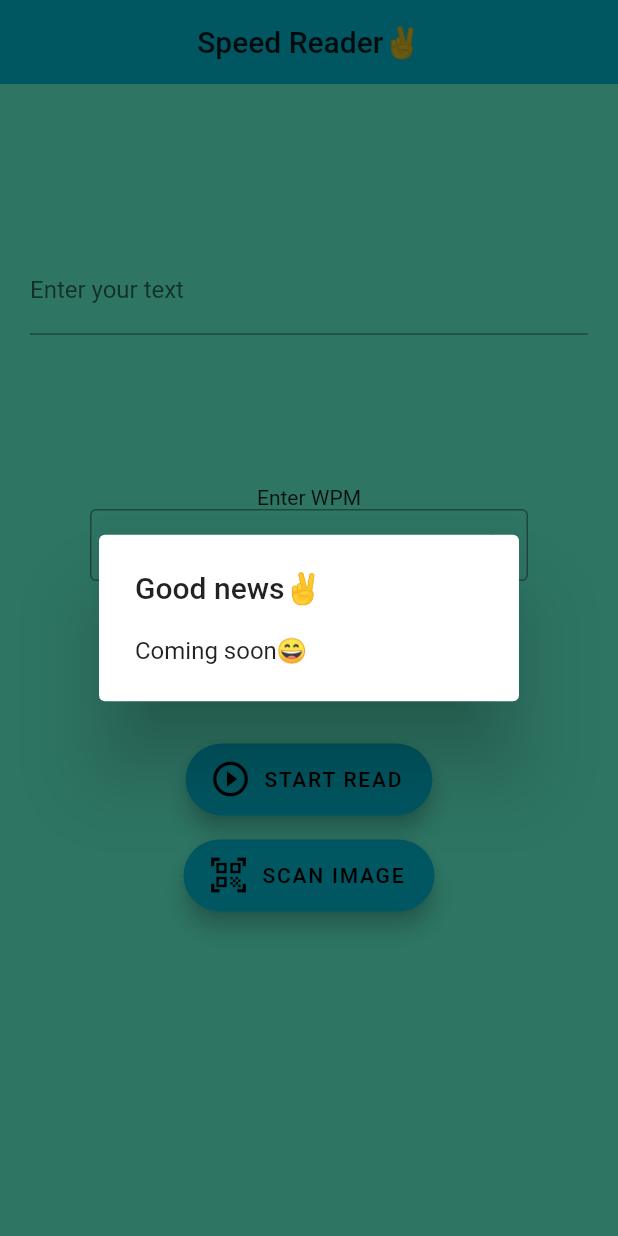
After one commit to beyrakIn/Speed-Reader, a Flutter app: the screen it shows after launch, after a tap on "SCAN IMAGE", on a phone screen of 412 x 824 dp. The commit adds this screen. Run offline on Flutter 3.47's test engine with Material 2 defaults, Android fonts, the phone set to English and light mode, and no system bars; drawn by our look-alikes of flutter_spinbox; our stand-ins replace flutter_tts, google_mobile_ads.

Commit message:
Reformat app

```diff
--- /dev/null
+++ b/lib/screens/home/body.dart
@@ -0,0 +1,90 @@
+
+import 'package:demo1/components/Button.dart';
+import 'package:demo1/methods/message.dart';
+import 'package:demo1/screens/detail/home.dart';
+import 'package:flutter/cupertino.dart';
+import 'package:flutter/material.dart';
+import 'package:flutter_spinbox/flutter_spinbox.dart';
+
+class Body extends StatefulWidget {
+  @override
+  _BodyState createState() => _BodyState();
+}
+
+class _BodyState extends State<Body> {
+  final textController = TextEditingController();
+  double wpmValue = 250;
+
+  @override
+  Widget build(BuildContext context) {
+    return SafeArea(
+      child: Padding(
+        padding: const EdgeInsets.symmetric(vertical: 8, horizontal: 20),
+        child: Column(
+          children: [
+            Spacer(),
+            TextFormField(
+              decoration: InputDecoration(labelText: 'Enter your text'),
+              controller: textController,
+            ),
+            Spacer(),
+            Text("Enter WPM"),
+            Padding(
+              padding:
+              const EdgeInsets.symmetric(horizontal: 40, vertical: 0),
+              child: SpinBox(
+                min: 50,
+                max: 2000,
+                value: wpmValue,
+                step: 10,
+                decoration: InputDecoration(
+                  border: OutlineInputBorder(),
+                  contentPadding: const EdgeInsets.all(0),
+                ),
+                onChanged: (value) {
+                  setState(() {
+                    this.wpmValue = value;
+                  });
+                },
+              ),
+            ),
+            Spacer(),
+            Button(
+              buttonText: "START READ",
+              icon: Icon(Icons.play_circle_outline, size: 28),
+              text: textController.text,
+              wpm: wpmValue,
+              function: () => {
+                (textController.text.isEmpty)
+                    ? message(
+                    context: context,
+                    title: "Hey, You!❌",
+                    message: "Enter your text😑")
+                    : Navigator.push(context,
+                    MaterialPageRoute(builder: (context) {
+                      return HomeScreen(
+                        text: textController.text,
+                        wpm: wpmValue,
+                      );
+                    }))
+              },
+            ),
+            Button(
+              buttonText: "SCAN IMAGE",
+              icon: Icon(Icons.qr_code_scanner_outlined, size: 28),
+              function: () => {
+                message(
+                    context: context,
+                    title: "Good news✌",
+                    message: "Coming soon😄"
+                )
+              },
+            ),
+            Spacer(),
+            Spacer(),
+          ],
+        ),
+      ),
+    );
+  }
+}
```
Also changed, not shown: lib/components/Banner.dart (+14 -1 lines), lib/screens/home/home.dart (+2 -76 lines).
